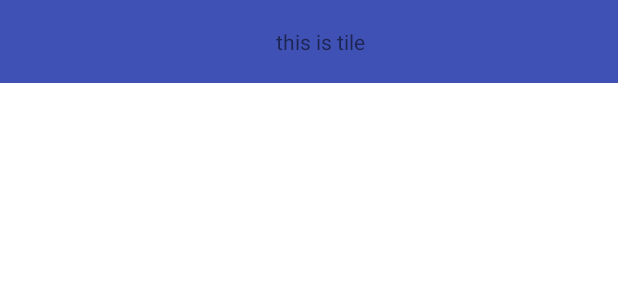
After one commit to xiaofengxx/Android-learning, an Android app: the layout toolbar.xml on its own in the app's theme, with its tools: preview values and no code run, on a phone screen of 412 x 824 dp. The commit adds this screen. Shown: the top 300 px of the screen. Run offline under Robolectric (Android 15) with nearby library versions, the phone set to English and light mode, and no system bars.

Commit message:
简陋匿名版(未完成)

```diff
--- a/NMBDemo/app/build.gradle
+++ b/NMBDemo/app/build.gradle
@@ -21,5 +21,6 @@ android {
 dependencies {
     compile fileTree(dir: 'libs', include: ['*.jar'])
     testCompile 'junit:junit:4.12'
-    compile 'com.android.support:appcompat-v7:23.3.0'
+    compile 'com.android.support:appcompat-v7:23.4.0'
+    compile 'com.android.support:support-v4:23.4.0'
 }
--- a/NMBDemo/app/src/main/AndroidManifest.xml
+++ b/NMBDemo/app/src/main/AndroidManifest.xml
@@ -7,7 +7,7 @@
         android:icon="@mipmap/ic_launcher"
         android:label="@string/app_name"
         android:supportsRtl="true"
-        android:theme="@style/AppTheme">
+        android:theme="@style/AppBaseTheme">
         <activity android:name=".MainActivity">
             <intent-filter>
                 <action android:name="android.intent.action.MAIN" />
--- a/NMBDemo/app/src/main/java/com/hasika/nmbdemo/Bean/The_Type.java
+++ b/NMBDemo/app/src/main/java/com/hasika/nmbdemo/Bean/The_Type.java
@@ -3,9 +3,10 @@ package com.hasika.nmbdemo.Bean;
 /**
  * Created by HaSiKa on 2016/6/25.
  */
-interface The_Type {
+public interface The_Type {
     int _Fgroup = 0;
     int _Forum = 1;
     int _Content = 3;
     int get_type();
+    String getName();
 }
--- /dev/null
+++ b/NMBDemo/app/src/main/res/layout/toolbar.xml
@@ -0,0 +1,24 @@
+<?xml version="1.0" encoding="utf-8"?>
+<android.support.v7.widget.Toolbar xmlns:android="http://schemas.android.com/apk/res/android"
+    xmlns:app="http://schemas.android.com/apk/res-auto"
+    android:id="@+id/toolbar"
+    android:layout_width="match_parent"
+    android:layout_height="wrap_content"
+    android:background="@color/colorPrimary"
+    android:minHeight="55dp"
+    app:popupTheme="@style/ThemeOverlay.AppCompat.Light"
+    app:theme="@style/ThemeOverlay.AppCompat.ActionBar">
+    <LinearLayout
+        android:gravity="center"
+        android:orientation="horizontal"
+        android:layout_width="match_parent"
+        android:layout_height="match_parent">
+        <TextView
+            android:id="@+id/toolbar_title"
+            android:gravity="center"
+            android:text="this is tile"
+            android:layout_width="wrap_content"
+            android:layout_height="wrap_content" />
+
+    </LinearLayout>
+</android.support.v7.widget.Toolbar>
--- a/NMBDemo/app/src/main/res/values/colors.xml
+++ b/NMBDemo/app/src/main/res/values/colors.xml
@@ -3,4 +3,5 @@
     <color name="colorPrimary">#3F51B5</color>
     <color name="colorPrimaryDark">#303F9F</color>
     <color name="colorAccent">#FF4081</color>
+    <color name="cc">#ffffff</color>
 </resources>
--- a/NMBDemo/app/src/main/res/values/strings.xml
+++ b/NMBDemo/app/src/main/res/values/strings.xml
@@ -1,3 +1,6 @@
 <resources>
     <string name="app_name">NMBDemo</string>
+
+    <!-- TODO: Remove or change this placeholder text -->
+    <string name="hello_blank_fragment">Hello blank fragment</string>
 </resources>
--- a/NMBDemo/app/src/main/res/values/styles.xml
+++ b/NMBDemo/app/src/main/res/values/styles.xml
@@ -8,4 +8,20 @@
         <item name="colorAccent">@color/colorAccent</item>
     </style>
 
+    <style name="AppBaseTheme" parent="Theme.AppCompat.Light.NoActionBar">
+
+        <!-- toolbar（actionbar）颜色 -->
+        <item name="colorPrimary">@color/colorPrimaryDark</item>
+        <!-- 状态栏颜色 -->
+        <item name="colorPrimaryDark">#3A5FCD</item>
+        <!--toolbar文字的颜色-->
+        <item name="@android:textColorPrimary">@android:color/white</item>
+        <!-- 窗口的背景颜色 -->
+        <item name="android:windowBackground">@android:color/white</item>
+
+        <!--toolbar上菜单文字的颜色-->
+        <item name="actionMenuTextColor">#ffffff</item>
+
+    </style>
+
 </resources>
```
Also changed, not shown: NMBDemo/app/src/main/java/com/hasika/nmbdemo/BlankFragment.java (added, +24 -0 lines), NMBDemo/app/src/main/java/com/hasika/nmbdemo/MainActivity.java (+48 -6 lines), NMBDemo/app/src/main/java/com/hasika/nmbdemo/View/ForumView_Holder.java (+21 -2 lines), NMBDemo/app/src/main/res/layout/activity_main.xml (+20 -5 lines), NMBDemo/app/src/main/res/layout/forum_item_view.xml (+5 -3 lines), NMBDemo/app/src/main/res/layout/fragment_blank.xml (added, +14 -0 lines).
